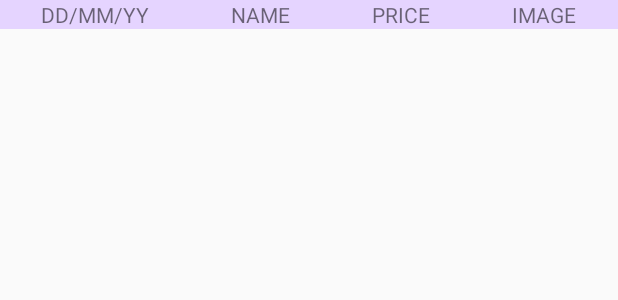
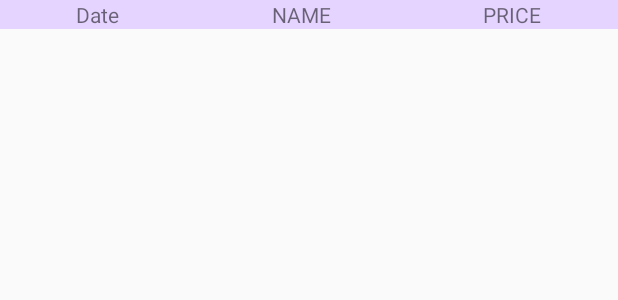
Before and after one commit to 2001bisthebest/On-your-Books_G07, an Android app: the layout column_collection.xml on its own in the app's theme, with its tools: preview values and no code run, on a phone screen of 412 x 824 dp. Shown: the top 300 px of the screen. Run offline under Robolectric (Android 15) with nearby library versions, the phone set to English and light mode, and no system bars.

```diff
--- a/app/src/main/AndroidManifest.xml
+++ b/app/src/main/AndroidManifest.xml
@@ -13,6 +13,7 @@
         android:theme="@style/Theme.OnYourBooks_G07"
         tools:targetApi="31">
         <activity
+            android:configChanges="locale|orientation"
             android:name=".MainActivity"
             android:exported="true">
             <intent-filter>
--- a/app/src/main/java/com/example/onyourbooks_g07/ColumnCollectionActivity.java
+++ b/app/src/main/java/com/example/onyourbooks_g07/ColumnCollectionActivity.java
@@ -139,7 +139,7 @@ public class ColumnCollectionActivity extends AppCompatActivity {
             map.put(IMAGE, cursor.getString(5));
             MyArrList.add(map);
         }
-        SimpleAdapter simpleAdapter = new SimpleAdapter(ColumnCollectionActivity.this, MyArrList, R.layout.column_collection, new String[]{"date", "name", "price", "img"}, new int[]{R.id.col_date, R.id.col_name, R.id.col_price, R.id.col_img});
+        SimpleAdapter simpleAdapter = new SimpleAdapter(ColumnCollectionActivity.this, MyArrList, R.layout.column_collection, new String[]{"date", "name", "price"}, new int[]{R.id.col_date, R.id.col_name, R.id.col_price});
         listView.setAdapter(simpleAdapter);
     }
     private Cursor getEvents() {
--- a/app/src/main/res/layout/add_book_list.xml
+++ b/app/src/main/res/layout/add_book_list.xml
@@ -35,7 +35,7 @@
             android:layout_marginLeft="50dp"
             android:layout_marginTop="150dp"
             android:fontFamily="casual"
-            android:text="@string/key_date"
+            android:text="@string/col_date"
             android:textSize="20sp"
             android:textStyle="bold" />
 
@@ -75,7 +75,7 @@
             android:layout_marginTop="20dp"
             android:layout_weight="1"
             android:fontFamily="casual"
-            android:text="@string/key_name"
+            android:text="@string/col_name"
             android:textSize="20sp"
             android:textStyle="bold" />
 
@@ -107,7 +107,7 @@
             android:layout_marginTop="20dp"
             android:layout_weight="1"
             android:fontFamily="casual"
-            android:text="@string/key_price"
+            android:text="@string/col_price"
             android:textSize="20sp"
             android:textStyle="bold" />
 
--- a/app/src/main/res/layout/column_collection.xml
+++ b/app/src/main/res/layout/column_collection.xml
@@ -35,14 +35,6 @@
             android:gravity="center"
             android:text="@string/col_price" />
 
-        <TextView
-            android:id="@+id/col_img"
-            android:layout_width="wrap_content"
-            android:layout_height="wrap_content"
-            android:layout_weight="1"
-            android:gravity="center"
-            android:text="@string/col_image" />
-
     </LinearLayout>
 
 </LinearLayout>
--- a/app/src/main/res/values/strings.xml
+++ b/app/src/main/res/values/strings.xml
@@ -7,13 +7,10 @@
     <string name="name_col">Collection name</string>
     <string name="button_general">General</string>
     <string name="button_novel">Novel</string>
-    <string name="col_date">DD/MM/YY</string>
+    <string name="col_date">Date</string>
     <string name="col_name">NAME</string>
     <string name="col_price">PRICE</string>
     <string name="col_image">IMAGE</string>
-    <string name="key_date">DD/MM/YY</string>
-    <string name="key_name">NAME</string>
-    <string name="key_price">PRICE</string>
     <string name="back">back</string>
     <string name="hint_name">Name</string>
     <string name="backbtn">Back</string>
```
Also changed, not shown: 1 other file.
